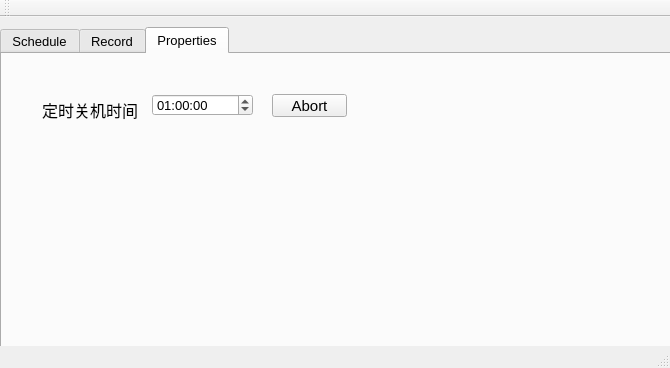
The window that TimeSchedule/mainwindow.ui (HuangDanGeeker/MyTimeSchedule) describes before a commit, drawn with Qt 5.
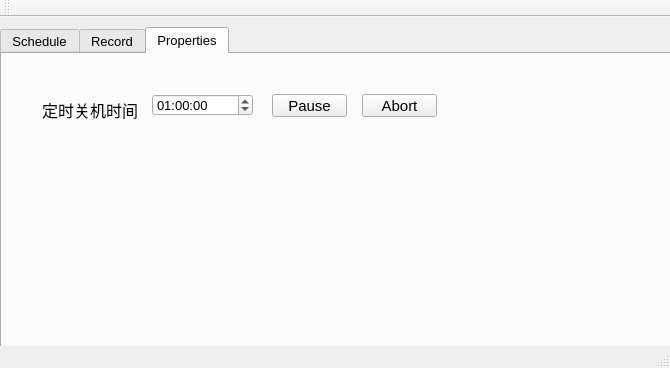
The same window after the commit. Icons and pictures are not drawn.

The edit to the form file:
```diff
--- a/TimeSchedule/mainwindow.ui
+++ b/TimeSchedule/mainwindow.ui
@@ -165,7 +165,7 @@
      <widget class="QPushButton" name="AbortTerminateBtn">
       <property name="geometry">
        <rect>
-        <x>270</x>
+        <x>360</x>
         <y>40</y>
         <width>75</width>
         <height>23</height>
@@ -180,6 +180,27 @@
        <string>Abort</string>
       </property>
      </widget>
+     <widget class="QPushButton" name="PauseTerminateBtn">
+      <property name="geometry">
+       <rect>
+        <x>270</x>
+        <y>40</y>
+        <width>75</width>
+        <height>23</height>
+       </rect>
+      </property>
+      <property name="font">
+       <font>
+        <pointsize>11</pointsize>
+       </font>
+      </property>
+      <property name="toolTip">
+       <string>pause for 15 mins</string>
+      </property>
+      <property name="text">
+       <string>Pause</string>
+      </property>
+     </widget>
     </widget>
    </widget>
   </widget>
```
Left out of the diff: 3 changed lines with no effect on the pictures.
